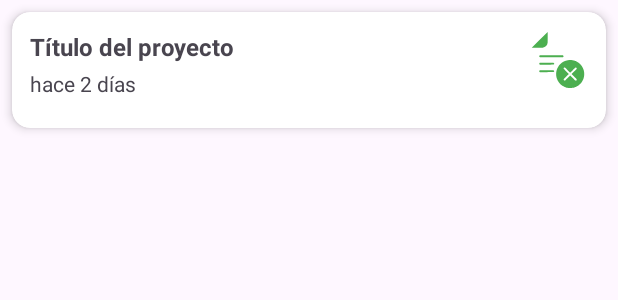
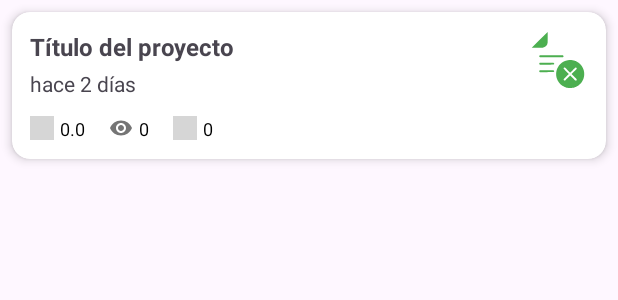
Before and after one commit to urielbaluna/teshub-appKotlin, an Android app: the layout item_publicacion_perfil.xml on its own in the app's theme, with its tools: preview values and no code run, on a phone screen of 412 x 824 dp. Shown: the top 300 px of the screen. Run offline under Robolectric (Android 15) with nearby library versions, the phone set to English and light mode, and no system bars; grey boxes are pictures that could not be loaded.

Commit message:
Se agregó la vista de la visualización de otro perfil y se editó la vista de las publicaciones dentro del perfil

```diff
--- a/app/src/main/res/layout/item_publicacion_perfil.xml
+++ b/app/src/main/res/layout/item_publicacion_perfil.xml
@@ -50,14 +50,68 @@
             android:id="@+id/layout_calificacion_fecha"
             android:layout_width="match_parent"
             android:layout_height="wrap_content"
-            android:orientation="horizontal"
+            android:orientation="vertical"
             android:layout_below="@+id/tvHaceCuanto"
-            android:layout_marginTop="8dp"
-            android:gravity="center_vertical">
+            android:layout_marginTop="8dp">
 
+            <com.google.android.material.chip.ChipGroup
+                android:id="@+id/cg_etiquetas_item"
+                android:layout_width="match_parent"
+                android:layout_height="wrap_content"
+                app:chipSpacingHorizontal="4dp"
+                app:singleSelection="false"
+                android:layout_marginBottom="4dp"/>
 
+            <LinearLayout
+                android:layout_width="match_parent"
+                android:layout_height="wrap_content"
+                android:orientation="horizontal"
+                android:gravity="center_vertical">
 
+                <ImageView
+                    android:layout_width="16dp"
+                    android:layout_height="16dp"
+                    android:src="@drawable/ic_star"
+                    app:tint="#FFC107"/>
+                <TextView
+                    android:id="@+id/tv_item_rating"
+                    android:layout_width="wrap_content"
+                    android:layout_height="wrap_content"
+                    android:text="0.0"
+                    android:textSize="12sp"
+                    android:textColor="@color/black"
+                    android:layout_marginStart="4dp"
+                    android:layout_marginEnd="16dp"/>
 
+                <ImageView
+                    android:layout_width="16dp"
+                    android:layout_height="16dp"
+                    android:src="@drawable/ic_visibility"
+                    app:tint="#757575"/>
+                <TextView
+                    android:id="@+id/tv_item_views"
+                    android:layout_width="wrap_content"
+                    android:layout_height="wrap_content"
+                    android:text="0"
+                    android:textSize="12sp"
+                    android:textColor="@color/black"
+                    android:layout_marginStart="4dp"
+                    android:layout_marginEnd="16dp"/>
+
+                <ImageView
+                    android:layout_width="16dp"
+                    android:layout_height="16dp"
+                    android:src="@drawable/ic_download"
+                    app:tint="#757575"/>
+                <TextView
+                    android:id="@+id/tv_item_downloads"
+                    android:layout_width="wrap_content"
+                    android:layout_height="wrap_content"
+                    android:text="0"
+                    android:textSize="12sp"
+                    android:textColor="@color/black"
+                    android:layout_marginStart="4dp"/>
+            </LinearLayout>
         </LinearLayout>
 
     </RelativeLayout>
```
Also changed, not shown: app/src/main/res/layout/activity_perfil_otro_usuario.xml (added, +121 -0 lines).
